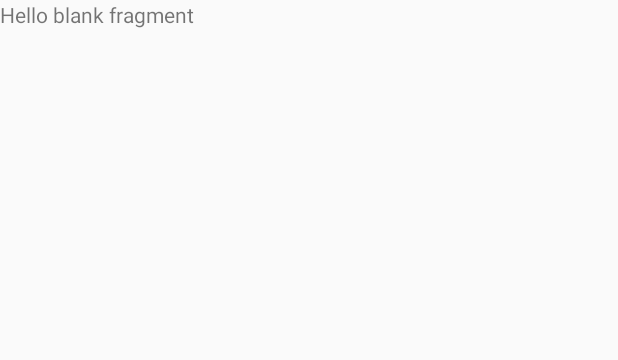
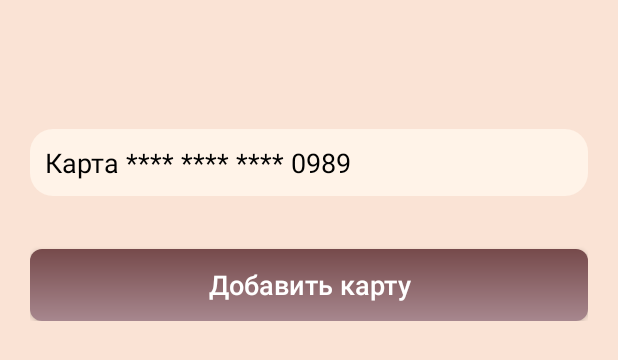
Before and after one commit to nametttt/OchyMobil, an Android app: the layout fragment_my_cards.xml on its own in the app's theme, with its tools: preview values and no code run, on a phone screen of 412 x 824 dp. Shown: the top 360 px of the screen. Run offline under Robolectric (Android 15) with nearby library versions, the phone set to English and light mode, and no system bars.

Commit message:
cards...

```diff
--- a/app/src/main/res/layout/fragment_my_cards.xml
+++ b/app/src/main/res/layout/fragment_my_cards.xml
@@ -3,12 +3,69 @@
     xmlns:tools="http://schemas.android.com/tools"
     android:layout_width="match_parent"
     android:layout_height="match_parent"
+    android:background="@color/bezh"
     tools:context=".MyCards">
+    <LinearLayout
+        android:id="@+id/container_toolbar"
+        android:layout_width="match_parent"
+        android:layout_height="wrap_content"
+        android:orientation="vertical">
 
-    <!-- TODO: Update blank fragment layout -->
-    <TextView
+        <include
+            android:id="@+id/toolbar"
+            layout="@layout/toolbar" />
+
+    </LinearLayout>
+
+    <ScrollView
         android:layout_width="match_parent"
         android:layout_height="match_parent"
-        android:text="@string/hello_blank_fragment" />
+        android:layout_marginTop="?actionBarSize">
+        <LinearLayout
+            android:layout_width="match_parent"
+            android:layout_marginTop="10dp"
+            android:layout_height="wrap_content"
+            android:orientation="vertical"
+            android:layout_marginHorizontal="20dp">
 
+            <LinearLayout
+                android:layout_width="match_parent"
+                android:layout_height="wrap_content"
+                android:layout_marginVertical="20dp"
+                android:orientation="vertical">
+                <RelativeLayout
+                    android:layout_width="match_parent"
+                    android:background="@drawable/settings"
+                    android:layout_height="wrap_content">
+
+                    <TextView
+                        android:id="@+id/card"
+                        android:layout_width="match_parent"
+                        android:layout_height="wrap_content"
+                        android:layout_centerInParent="true"
+                        android:layout_margin="10dp"
+                        android:text="Карта **** **** **** 0989"
+                        android:textColor="@color/black"
+                        android:textColorHint="@color/gray"
+                        android:textSize="18dp" />
+
+                </RelativeLayout>
+
+            </LinearLayout>
+            <androidx.appcompat.widget.AppCompatButton
+                android:id="@+id/saveData"
+                android:layout_gravity="center"
+                android:layout_marginTop="15dp"
+                android:textSize="18dp"
+                android:layout_width="match_parent"
+                android:layout_height="wrap_content"
+                android:layout_weight="1"
+                android:paddingHorizontal="40dp"
+                android:text="Добавить карту"
+                android:textColor="@color/white"
+                android:textAllCaps="false"
+                android:background="@drawable/gradient_button"/>
+
+        </LinearLayout>
+    </ScrollView>
 </FrameLayout>
```
